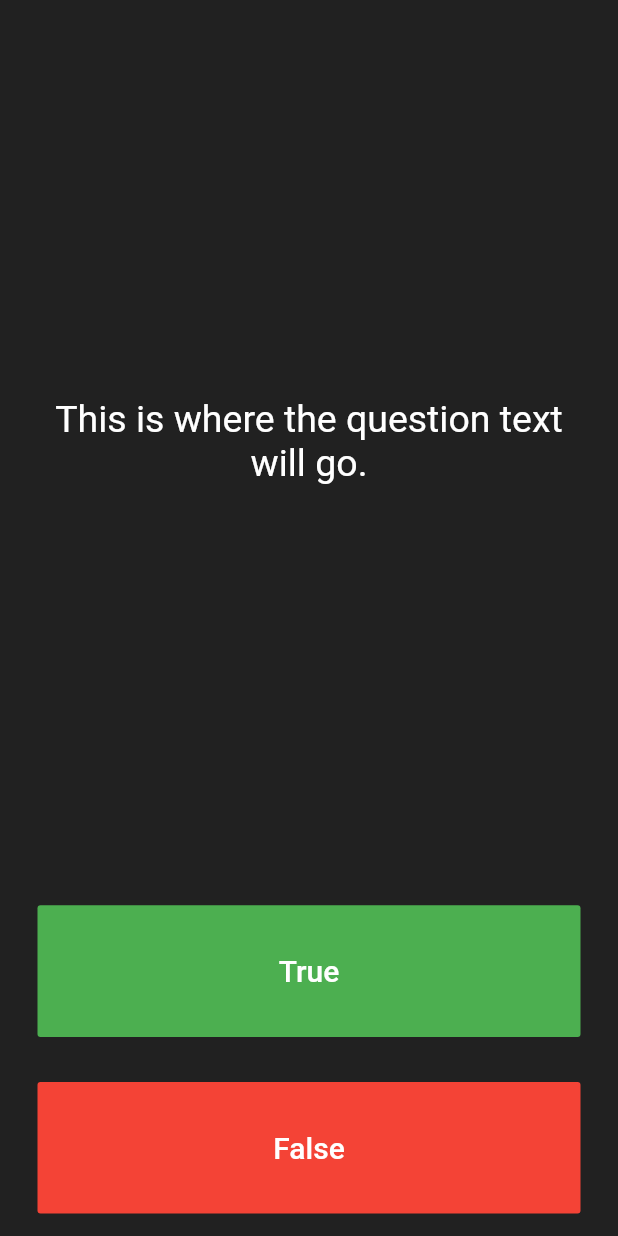
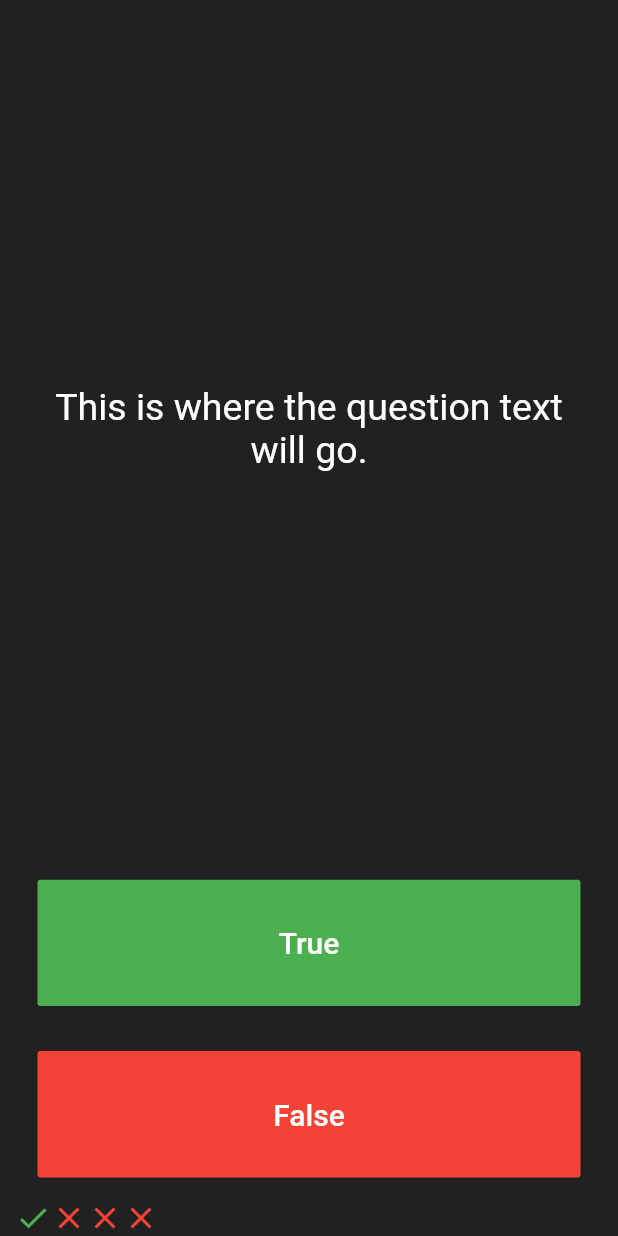
Before and after one commit to korca0220/Flutter_project, a Flutter app: the screen it shows after launch, on a phone screen of 412 x 824 dp. Run offline on Flutter 3.47's test engine with Material 2 defaults, Android fonts, the phone set to English and light mode, and no system bars; our stand-ins replace audioplayers, sqflite; accounts and stored records are empty.

Commit message:
샘플 icon 생성 https://github.com/korca0220/Flutter_project/issues/23

```diff
--- a/quizzler/lib/main.dart
+++ b/quizzler/lib/main.dart
@@ -84,7 +84,26 @@ class _QuizPageState extends State<QuizPage> {
             ),
           ),
         ),
-        //TODO: Add a Row here as your score keeper
+        Row(
+          children: <Widget>[
+            Icon(
+              Icons.check,
+              color: Colors.green,
+            ),
+            Icon(
+              Icons.close,
+              color: Colors.red,
+            ),
+            Icon(
+              Icons.close,
+              color: Colors.red,
+            ),
+            Icon(
+              Icons.close,
+              color: Colors.red,
+            ),
+          ],
+        )
       ],
     );
   }
```
